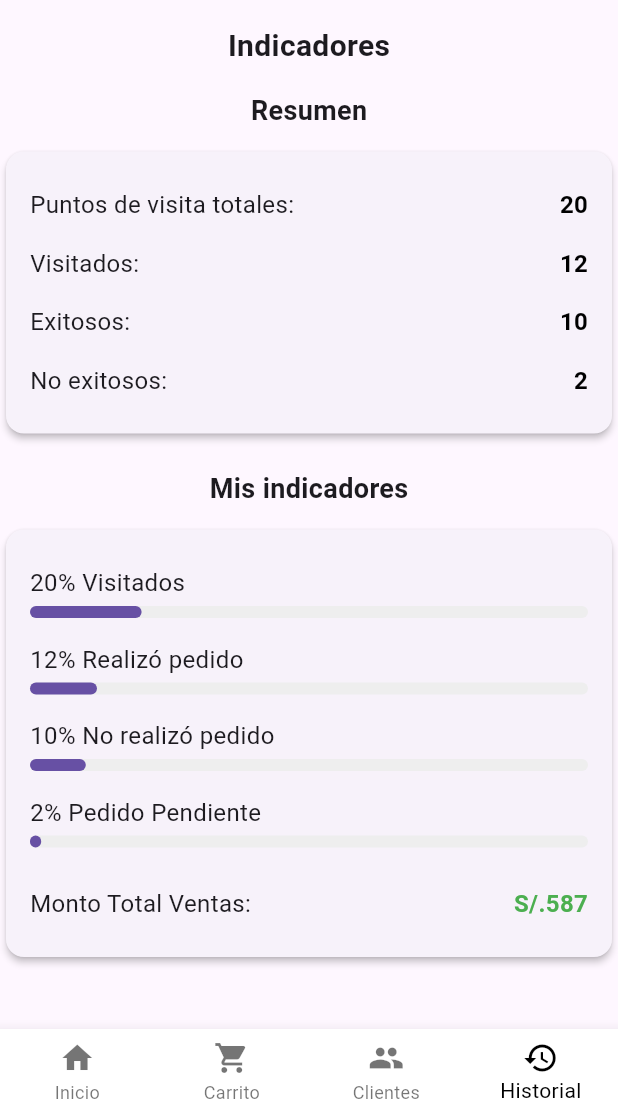
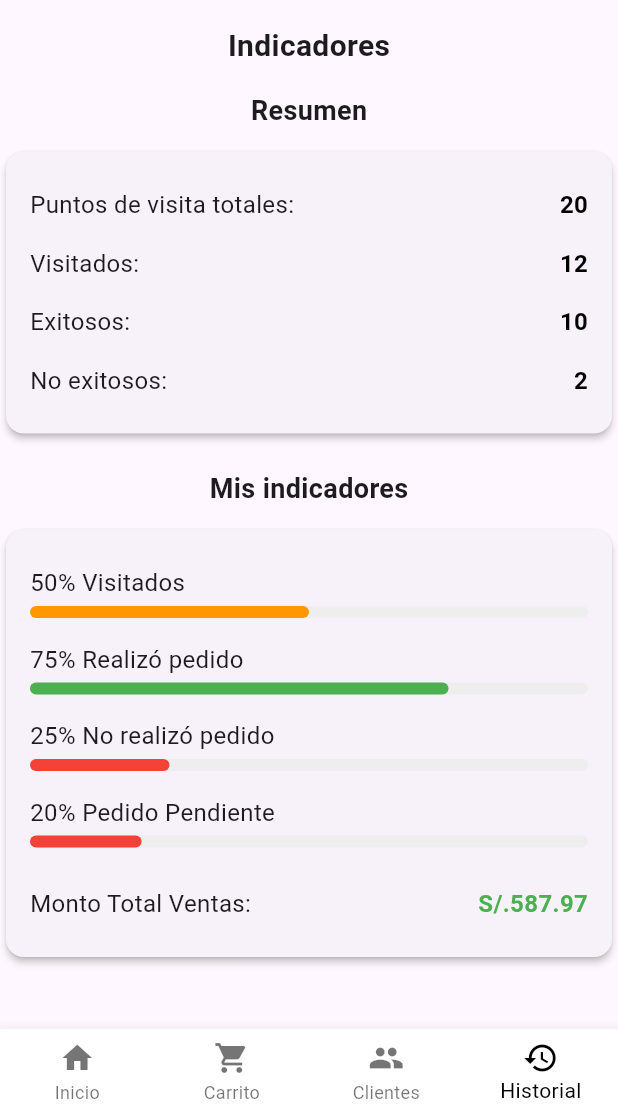
Before and after one commit to AndroidCodecta/fluttertest, a Flutter app: the IndicadoresPage screen opened directly, on a phone screen of 412 x 824 dp, the part 120-1236 px from its top. Run offline on Flutter 3.47's test engine with Material 3 defaults, Android fonts, the phone set to English and light mode, and no system bars.

Commit message:
update:  Se agregaron detalles de diseño

```diff
--- a/lib/screens/indicadores/indicadores_page.dart
+++ b/lib/screens/indicadores/indicadores_page.dart
@@ -15,11 +15,11 @@ class IndicadoresPage extends StatelessWidget {
   ];
 
   final List<Map<String, dynamic>> indicadores = const [
-    { 'visitados_porcentaje': 20,
-      'realizo_pedido_porcentaje': 12,
-      'no_realizo_pedido_porcentaje': 10,
-      'pedido_pendiente_porcentaje': 2,
-      'monto_total_ventas': 587
+    { 'visitados_porcentaje': 50,
+      'realizo_pedido_porcentaje': 75,
+      'no_realizo_pedido_porcentaje': 25,
+      'pedido_pendiente_porcentaje': 20,
+      'monto_total_ventas': 587.97
     },
   ];
 
@@ -115,8 +115,6 @@ class IndicadoresPage extends StatelessWidget {
       bottomNavigationBar: const NavWrapper(currentIndex: 3),
     );
   }
-}
-
   Widget _buildIndicatorRow(String label, String value, {bool isAmount = false}) {
     return Padding(
       padding: const EdgeInsets.symmetric(vertical: 8.0),
@@ -147,6 +145,8 @@ Widget _buildPercentageIndicator(String label, int percentage) {
           LinearProgressIndicator(
             value: percentage / 100,
             backgroundColor: Colors.grey[200],
+            valueColor: AlwaysStoppedAnimation<Color>(
+                _getProgressColor(percentage)),
             minHeight: 8,
             borderRadius: BorderRadius.circular(4),
           ),
@@ -154,3 +154,10 @@ Widget _buildPercentageIndicator(String label, int percentage) {
       ),
     );
   }
+
+  Color _getProgressColor(int percentage) {
+    if (percentage >= 70) return Colors.green;
+    if (percentage >= 40) return Colors.orange;
+    return Colors.red;
+  }
+}
```
Lines whose indentation alone changed are shown as unchanged.
